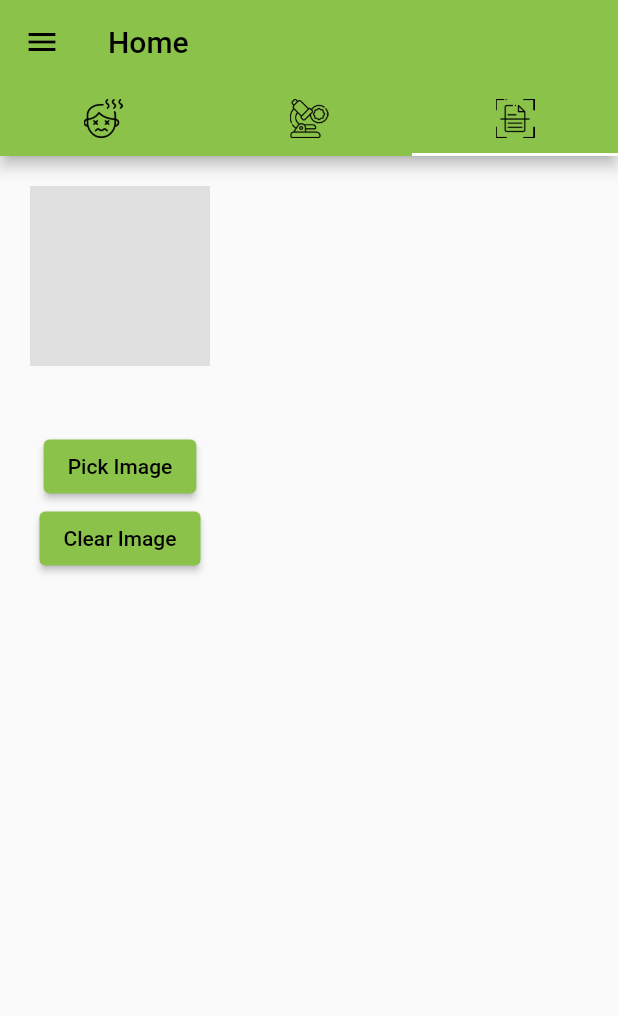
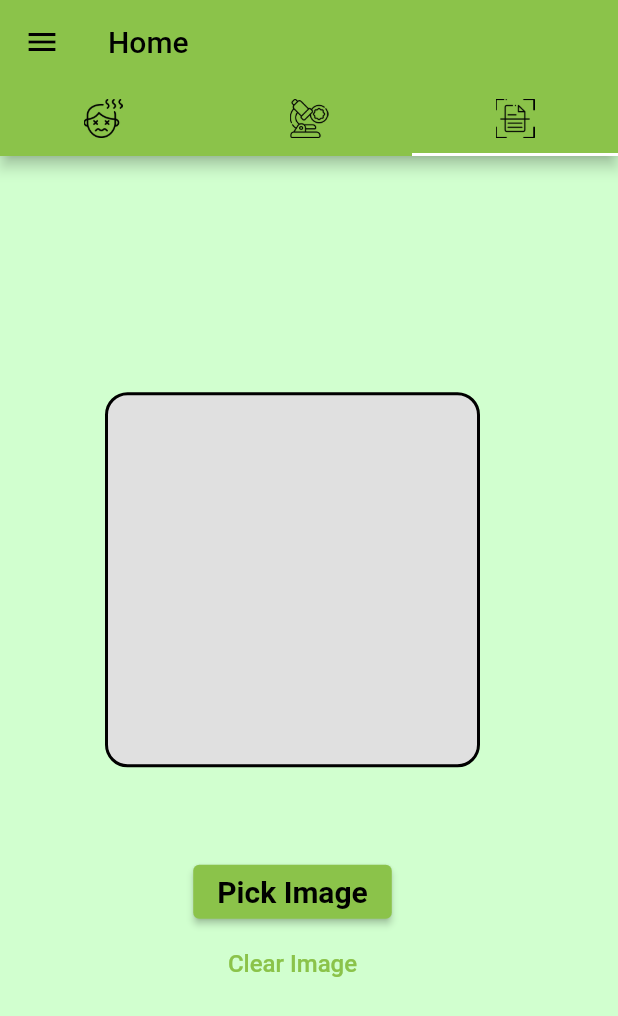
Before and after one commit to adityawalture/Diseaio, a Flutter app: the screen it shows once a user with an empty profile is signed in, tab 3 chosen, after a tap on "Pick Image", on a phone screen of 412 x 824 dp. Shown: the top 1016 px of the screen. Run offline on Flutter 3.47's test engine with Material 2 defaults, Android fonts, the phone set to English and light mode, and no system bars; our stand-ins replace camera, cloud_firestore, firebase_auth, firebase_core, google_fonts, image_picker and 1 more; missing offline and left inert: flutter_tflite; accounts and stored records are empty.

Commit message:
fixed image border issue

```diff
--- a/assets/labels.txt
+++ b/assets/labels.txt
@@ -1,6 +1,6 @@
-0 covid
-1 pneumonia
-2 tuberculosis
-3 normal
-4 brain tumor
-5 normal brain
+covid
+pneumonia
+tuberculosis
+normal
+brain tumor
+normal brain
--- a/lib/pages/test.dart
+++ b/lib/pages/test.dart
@@ -1,9 +1,14 @@
+// ignore_for_file: prefer_const_constructors
+
 import 'dart:io';
+import 'dart:ui';
 
 import 'package:camera/camera.dart';
 import 'package:flutter/material.dart';
-import 'package:tflite/tflite.dart';
+import 'package:flutter_tflite/flutter_tflite.dart';
+import 'package:google_fonts/google_fonts.dart';
 import 'package:image_picker/image_picker.dart';
+import 'package:transparent_image/transparent_image.dart';
 
 import '../main.dart';
 
@@ -15,11 +20,10 @@ class TestInput extends StatefulWidget {
 }
 
 class _TestInputState extends State<TestInput> {
-  static CameraImage? cameraImage;
   CameraController? cameraController;
   String output = '';
   String outputs = '';
-  File? image;
+  File? img;
   late bool loading = true;
 
   @override
@@ -30,28 +34,28 @@ class _TestInputState extends State<TestInput> {
   }
 
   pickImage() async {
-    final image = await ImagePicker().pickImage(source: ImageSource.gallery);
-    if (image == null) return null;
+    final img = await ImagePicker().pickImage(source: ImageSource.gallery);
+    if (img == null) return null;
 
-    final imageTemp = File(image.path);
+    final imageTemp = File(img.path);
 
     setState(() {
-      this.image = imageTemp;
+      this.img = imageTemp;
       runModel();
     });
   }
 
   void clearImage() {
     setState(() {
-      image = null;
+      img = null;
       outputs = '';
     });
   }
 
   runModel() async {
-    if (image != null) {
+    if (img != null) {
       var predict = await Tflite.runModelOnImage(
-          path: image!.path,
+          path: img!.path,
           imageMean: 0.0, // defaults to 117.0
           imageStd: 255.0, // defaults to 1.0
           numResults: 2, // defaults to 5
@@ -75,42 +79,48 @@ class _TestInputState extends State<TestInput> {
   @override
   Widget build(BuildContext context) {
     return Scaffold(
+      backgroundColor: Color.fromARGB(255, 209, 255, 207),
       body: Column(
+        crossAxisAlignment: CrossAxisAlignment.center,
+        mainAxisAlignment: MainAxisAlignment.center,
         children: [
           Padding(
-            padding: EdgeInsets.all(20),
+            padding: EdgeInsets.only(left: 70, right: 70),
             child: Container(
-              height: 120,
-              width: 120,
+              height: 250,
+              width: 250,
               decoration: BoxDecoration(
-                color: Colors.grey.shade300,
-              ),
-              child: image != null
-                  ? Image.file(
-                      image!,
-                      width: MediaQuery.of(context).size.width,
-                      height: MediaQuery.of(context).size.height,
-                    )
-                  : Container(
-                      height: 120,
-                      width: 120,
-                      decoration: BoxDecoration(
-                        color: Colors.grey.shade300,
-                      ),
-                    ),
+                  color: Colors.grey.shade300,
+                  borderRadius: BorderRadius.circular(15),
+                  border: Border.all(width: 2),
+                  image: img != null
+                      ? DecorationImage(
+                          image: FileImage(img!), fit: BoxFit.cover)
+                      : null),
             ),
           ),
+          SizedBox(height: 15),
           Text(
             outputs,
-            style: const TextStyle(fontWeight: FontWeight.bold, fontSize: 20),
+            style:
+                GoogleFonts.roboto(fontSize: 25, fontWeight: FontWeight.w700),
           ),
+          SizedBox(height: 15),
           ElevatedButton(
             onPressed: pickImage,
-            child: Text("Pick Image"),
+            child: Text(
+              "Pick Image",
+              style:
+                  GoogleFonts.roboto(fontSize: 20, fontWeight: FontWeight.w600),
+            ),
           ),
-          ElevatedButton(
+          TextButton(
             onPressed: clearImage,
-            child: Text("Clear Image"),
+            child: Text(
+              "Clear Image",
+              style:
+                  GoogleFonts.roboto(fontSize: 16, fontWeight: FontWeight.w500),
+            ),
           )
         ],
       ),
--- a/pubspec.yaml
+++ b/pubspec.yaml
@@ -39,10 +39,11 @@ dependencies:
   firebase_core: ^2.7.1
   google_fonts:
   cloud_firestore: ^4.4.4
-  tflite: ^1.1.2
+  flutter_tflite: ^1.0.1
   image_picker:
   image :
   camera:
+  transparent_image: ^2.0.1
 
 dev_dependencies:
   flutter_test:
```
Also changed, not shown: assets/background.jpg (added), pubspec.lock.
